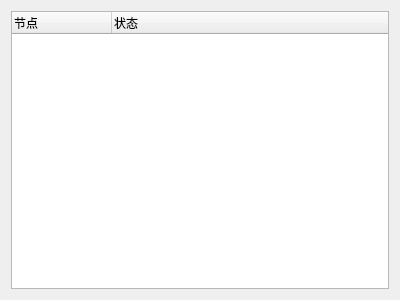
Above: Amadeus/DialogStation.ui from yxw027/Amadeus before the change. Below: the same form after it.
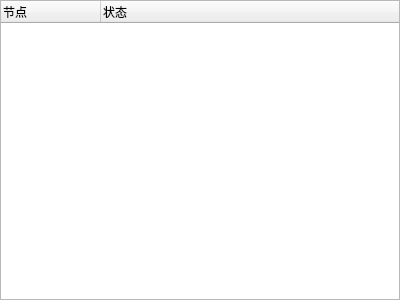
That is the form after the change.

Diff of the .ui file:
```diff
--- a/Amadeus/DialogStation.ui
+++ b/Amadeus/DialogStation.ui
@@ -14,6 +14,21 @@
    <string>DialogStation</string>
   </property>
   <layout class="QVBoxLayout" name="verticalLayout">
+   <property name="spacing">
+    <number>0</number>
+   </property>
+   <property name="leftMargin">
+    <number>0</number>
+   </property>
+   <property name="topMargin">
+    <number>0</number>
+   </property>
+   <property name="rightMargin">
+    <number>0</number>
+   </property>
+   <property name="bottomMargin">
+    <number>0</number>
+   </property>
    <item>
     <widget class="QTreeWidget" name="treeWidget">
      <column>
```
